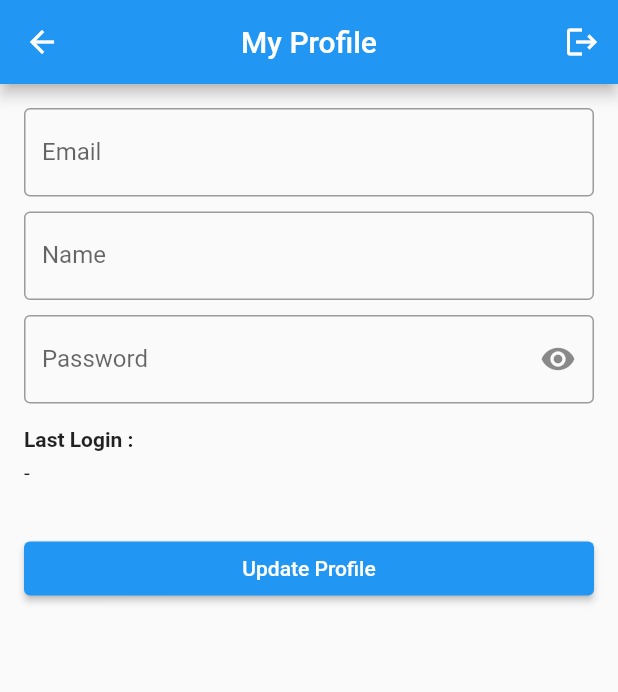
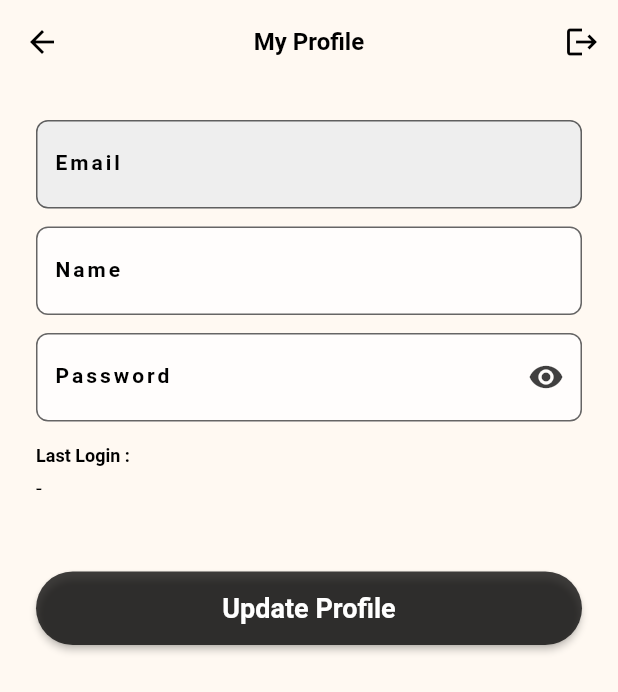
Before and after one commit to triagung128/supanotes, a Flutter app: the ProfileView screen opened by its route, on a phone screen of 412 x 824 dp. Shown: the top 692 px of the screen. Run offline on Flutter 3.47's test engine with Material 2 defaults, Android fonts, the phone set to English and light mode, and no system bars; our stand-ins replace get, google_fonts, supabase_flutter; accounts and stored records are empty.

Commit message:
change the appearances ui

```diff
--- a/lib/app/modules/profile/views/profile_view.dart
+++ b/lib/app/modules/profile/views/profile_view.dart
@@ -1,6 +1,7 @@
 import 'package:flutter/material.dart';
 import 'package:get/get.dart';
 
+import '../../../utils/styles.dart';
 import '../controllers/profile_controller.dart';
 
 class ProfileView extends GetView<ProfileController> {
@@ -21,28 +22,26 @@ class ProfileView extends GetView<ProfileController> {
       ),
       body: FutureBuilder(
         future: controller.getProfile(),
-        builder: (context, snapshot) {
+        builder: (_, snapshot) {
           if (snapshot.connectionState == ConnectionState.waiting) {
             return const Center(
               child: CircularProgressIndicator(),
             );
           }
           return ListView(
-            padding: const EdgeInsets.all(16.0),
+            padding: const EdgeInsets.all(24),
             children: [
               TextField(
                 readOnly: true,
                 controller: controller.emailC,
                 autocorrect: false,
                 keyboardType: TextInputType.emailAddress,
-                decoration: const InputDecoration(
+                decoration: InputDecoration(
                   labelText: 'Email',
-                  border: OutlineInputBorder(),
+                  fillColor: Colors.grey[200],
                 ),
               ),
-              const SizedBox(
-                height: 10.0,
-              ),
+              const SizedBox(height: 12),
               TextField(
                 textInputAction: TextInputAction.done,
                 controller: controller.nameC,
@@ -50,12 +49,10 @@ class ProfileView extends GetView<ProfileController> {
                 keyboardType: TextInputType.text,
                 decoration: const InputDecoration(
                   labelText: 'Name',
-                  border: OutlineInputBorder(),
+                  hintText: 'Input Name',
                 ),
               ),
-              const SizedBox(
-                height: 10.0,
-              ),
+              const SizedBox(height: 12),
               Obx(
                 () => TextField(
                   textInputAction: TextInputAction.done,
@@ -66,7 +63,6 @@ class ProfileView extends GetView<ProfileController> {
                   keyboardType: TextInputType.text,
                   decoration: InputDecoration(
                     labelText: 'Password',
-                    border: const OutlineInputBorder(),
                     suffixIcon: IconButton(
                       onPressed: () => controller.isPasswordHidden.toggle(),
                       icon: Icon(
@@ -78,24 +74,22 @@ class ProfileView extends GetView<ProfileController> {
                   ),
                 ),
               ),
-              const SizedBox(
-                height: 16.0,
-              ),
-              const Text(
+              const SizedBox(height: 16),
+              Text(
                 'Last Login : ',
-                style: TextStyle(
-                  fontWeight: FontWeight.bold,
+                style: bodyTextStyle.copyWith(
+                  fontSize: 12,
+                  fontWeight: FontWeight.w700,
                 ),
               ),
-              const SizedBox(
-                height: 6.0,
+              const SizedBox(height: 6),
+              Obx(
+                () => Text(
+                  '${controller.lastLogin}',
+                  style: bodyTextStyle,
+                ),
               ),
-              Obx(
-                () => Text('${controller.lastLogin}'),
-              ),
-              const SizedBox(
-                height: 32.0,
-              ),
+              const SizedBox(height: 48),
               Obx(
                 () => ElevatedButton(
                   onPressed: controller.isLoading.isTrue
```
Also changed, not shown: lib/app/modules/add_note/views/add_note_view.dart (+11 -10 lines), lib/app/modules/edit_note/views/edit_note_view.dart (+11 -10 lines), lib/app/modules/home/controllers/home_controller.dart (+19 -2 lines), lib/app/modules/home/views/home_view.dart (+34 -18 lines), lib/app/modules/login/views/login_view.dart (+19 -16 lines), lib/app/modules/register/views/register_view.dart (+24 -15 lines), lib/app/utils/styles.dart (added, +102 -0 lines), lib/main.dart (+13 -3 lines).
